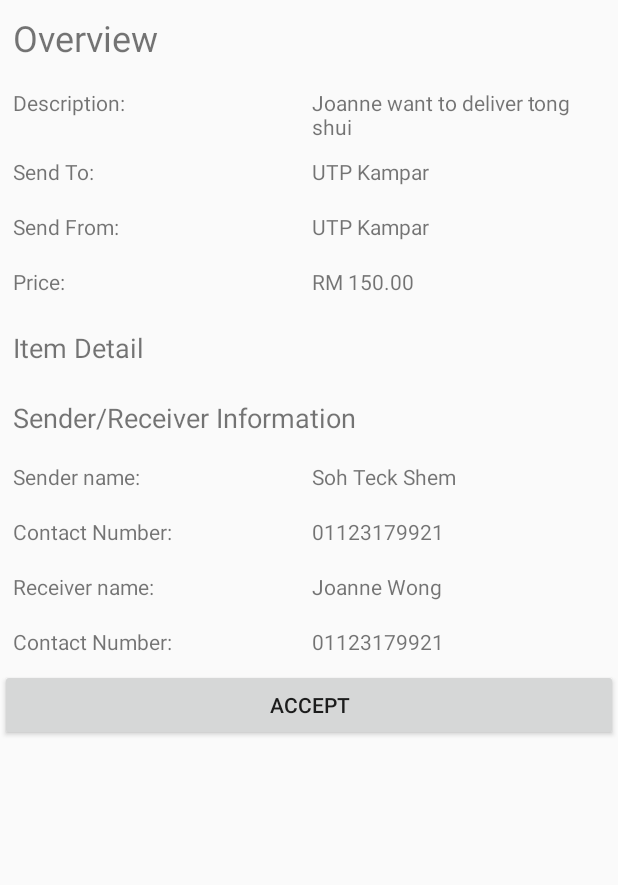
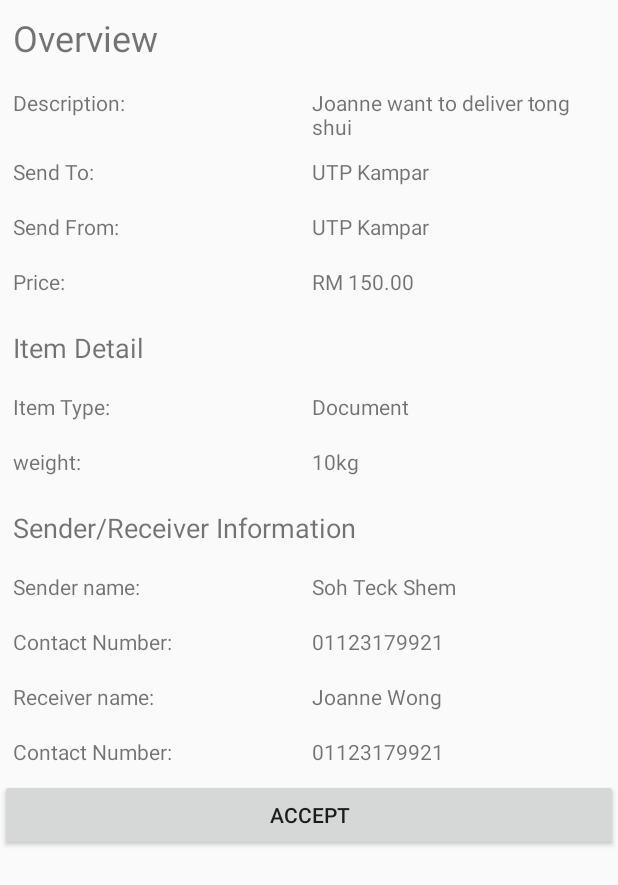
Before and after one commit to daydreamedison/DeliveryApp, an Android app: the layout driver_delivery_detail_layout.xml on its own in the app's theme, with its tools: preview values and no code run, on a phone screen of 412 x 824 dp. Shown: the top 885 px of the screen. Run offline under Robolectric (Android 15) with nearby library versions, the phone set to English and light mode, and no system bars.

Commit message:
able to view detail in driver page

```diff
--- a/app/src/main/AndroidManifest.xml
+++ b/app/src/main/AndroidManifest.xml
@@ -32,6 +32,11 @@
             android:theme="@style/AppTheme.NoActionBar"></activity>
 
         <activity
+            android:name=".Driver.DeliveryDetailActivity"
+            android:label="@string/driver_page"
+            android:theme="@style/AppTheme.NoActionBar"></activity>
+
+        <activity
             android:name=".Customer.CustomerMainActivity"
             android:label="@string/customer_page"
             android:theme="@style/AppTheme.NoActionBar"></activity>
--- a/app/src/main/java/com/wong/joanne/deliveryapp/Utility/DeliveryFirebaseModel.java
+++ b/app/src/main/java/com/wong/joanne/deliveryapp/Utility/DeliveryFirebaseModel.java
@@ -6,9 +6,9 @@ package com.wong.joanne.deliveryapp.Utility;
 
 public class DeliveryFirebaseModel{
     public ReceiverInformation receiverInformation;
-    public ReceiverInformation senderInformation;
+    public ReceiverInformation Sender;
     public String OTP;
     public String Status;
-    public String DriverKey;
+    public String Driver;
     public DeliveryItem DeliveryItem;
 }
--- a/app/src/main/java/com/wong/joanne/deliveryapp/Utility/FirebaseDelivery.java
+++ b/app/src/main/java/com/wong/joanne/deliveryapp/Utility/FirebaseDelivery.java
@@ -1,10 +1,12 @@
 package com.wong.joanne.deliveryapp.Utility;
+
+import java.io.Serializable;
 
 /**
  * Created by Sam on 11/5/2017.
  */
 
-public class FirebaseDelivery {
+public class FirebaseDelivery implements Serializable{
     public DeliveryItem DeliveryItem;
     public ReceiverInformation Receiver;
     public ReceiverInformation Sender;
--- a/app/src/main/res/layout/driver_delivery_detail_layout.xml
+++ b/app/src/main/res/layout/driver_delivery_detail_layout.xml
@@ -114,29 +114,24 @@
 
     <!-- Luggage -->
     <TableRow
-        android:id="@+id/luggage_quantity_section"
-        android:layout_margin="5dp"
-        android:visibility="gone">
+        android:layout_margin="5dp">
 
         <TextView
             android:layout_column="1"
             android:layout_weight="10"
-            android:text="Luggage quantity: "
+            android:text="Item Type: "
             android:padding="3dip" />
 
         <TextView
-            android:id="@+id/delivery_luggage"
+            android:id="@+id/delivery_type"
             android:layout_column="2"
             android:layout_weight="1"
             android:layout_width="wrap_content"
             android:layout_height="wrap_content"
-            android:text="1"/>
+            android:text="Document"/>
     </TableRow>
-
     <TableRow
-        android:id="@+id/luggage_weight_section"
-        android:layout_margin="5dp"
-        android:visibility="gone">
+        android:layout_margin="5dp">
 
         <TextView
             android:layout_column="1"
@@ -146,89 +141,6 @@
 
         <TextView
             android:id="@+id/delivery_weight"
-            android:layout_column="2"
-            android:layout_weight="1"
-            android:layout_width="wrap_content"
-            android:layout_height="wrap_content"
-            android:text="10kg"/>
-    </TableRow>
-
-    <!-- Parcel  -->
-    <TableRow
-        android:id="@+id/parcel_quantity_section"
-        android:layout_margin="5dp"
-        android:visibility="gone">
-
-        <TextView
-            android:layout_column="1"
-            android:layout_weight="10"
-            android:text="Parcel quantity: "
-            android:padding="3dip" />
-
-        <TextView
-            android:id="@+id/delivery_parcel"
-            android:layout_column="2"
-            android:layout_weight="1"
-            android:layout_width="wrap_content"
-            android:layout_height="wrap_content"
-            android:text="1"/>
-    </TableRow>
-
-    <TableRow
-        android:id="@+id/parcel_weight_section"
-        android:layout_margin="5dp"
-        android:visibility="gone">
-
-        <TextView
-            android:layout_column="1"
-            android:layout_weight="10"
-            android:text="weight: "
-            android:padding="3dip" />
-
-        <TextView
-            android:id="@+id/parcel_weight"
-            android:layout_column="2"
-            android:layout_weight="1"
-            android:layout_width="wrap_content"
-            android:layout_height="wrap_content"
-            android:text="10kg"/>
-    </TableRow>
-
-
-    <!-- Document  -->
-    <TableRow
-        android:id="@+id/document_quantity_section"
-        android:layout_margin="5dp"
-        android:visibility="gone">
-
-        <TextView
-            android:layout_column="1"
-            android:layout_weight="10"
-            android:text="Document quantity: "
-            android:padding="3dip" />
-
-        <TextView
-            android:id="@+id/document_luggage"
-            android:layout_column="2"
-            android:layout_weight="1"
-            android:layout_width="wrap_content"
-            android:layout_height="wrap_content"
-            android:text="1"/>
-    </TableRow>
-
-    <TableRow
-        android:id="@+id/document_weight_section"
-        android:layout_margin="5dp"
-        android:visibility="gone">
-
-        <TextView
-            android:layout_column="1"
-            android:layout_weight="10"
-            android:text="weight: "
-            android:padding="3dip" />
-
-        <TextView
-            android:id="@+id/document_weight"
             android:layout_column="2"
             android:layout_weight="1"
             android:layout_width="wrap_content"
```
Also changed, not shown: app/src/main/java/com/wong/joanne/deliveryapp/Driver/DeliveryDetailActivity.java (+17 -47 lines), app/src/main/java/com/wong/joanne/deliveryapp/Driver/DeliveryListFragment.java (+29 -48 lines), app/src/main/java/com/wong/joanne/deliveryapp/Driver/DeliveryListViewAdapter.java (+10 -11 lines).
